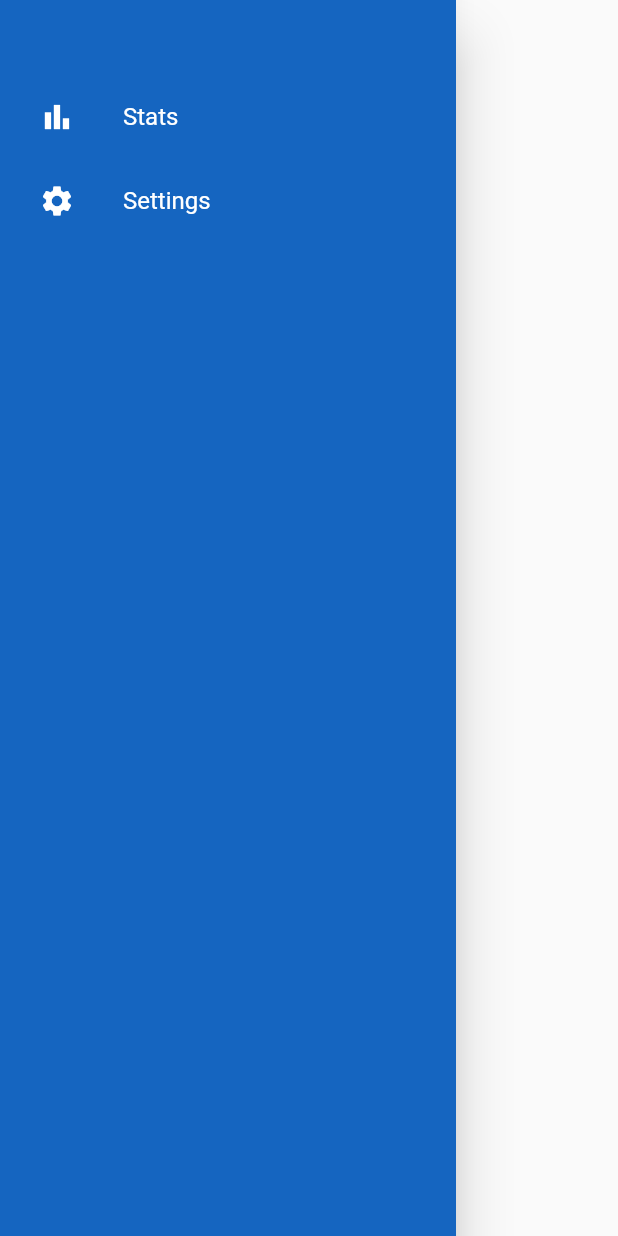
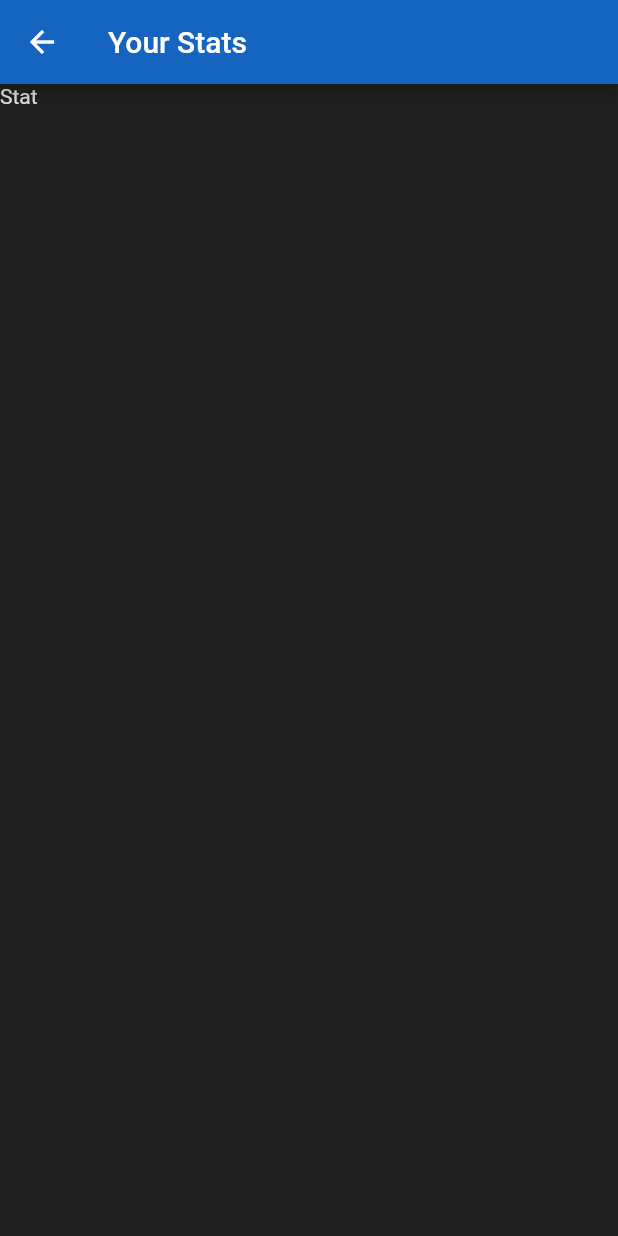
Before and after one commit to WeebNetsu/zs-tracker, a Flutter app: the NavigationDrawer widget shown alone on an empty page, opened directly, after a tap on "Stats", on a phone screen of 412 x 824 dp. Run offline on Flutter 3.47's test engine with Material 2 defaults, Android fonts, the light colour scheme and no system bars; our stand-ins replace file_picker, flutter_rating_bar, permission_handler; missing offline and left inert: swipeable_tile.

Commit message:
Added android permission requirements and added stats page

```diff
--- a/lib/routes.dart
+++ b/lib/routes.dart
@@ -2,6 +2,7 @@ import 'package:zs_tracker/ui/views/add_time.dart';
 import 'package:zs_tracker/ui/views/home.dart';
 import 'package:flutter/material.dart';
 import 'package:zs_tracker/ui/views/settings.dart';
+import 'package:zs_tracker/ui/views/stats.dart';
 import 'package:zs_tracker/ui/views/view_time.dart';
 
 Map<String, Widget Function(BuildContext)> routes = {
@@ -10,4 +11,5 @@ Map<String, Widget Function(BuildContext)> routes = {
   "/edit": (context) => const AddTimePage(title: 'Edit Time'),
   "/view": (context) => const ViewTimePage(title: 'View Time'),
   "/settings": (context) => const SettingsPage(title: 'Settings'),
+  "/stats": (context) => const StatsPage(title: 'Your Stats'),
 };
--- /dev/null
+++ b/lib/ui/views/stats.dart
@@ -0,0 +1,29 @@
+import 'package:flutter/material.dart';
+
+class StatsPage extends StatefulWidget {
+  const StatsPage({super.key, required this.title});
+
+  final String title;
+
+  @override
+  State<StatsPage> createState() => _StatsPageState();
+}
+
+class _StatsPageState extends State<StatsPage> {
+  @override
+  Widget build(BuildContext context) {
+    final colorScheme = Theme.of(context).colorScheme;
+
+    return Scaffold(
+      appBar: AppBar(
+        title: Text(widget.title),
+      ),
+      body: ListView(
+        children: [
+          Text("Stat"),
+        ],
+      ),
+      backgroundColor: Colors.grey[900],
+    );
+  }
+}
--- a/lib/ui/widgets/navigation_drawer.dart
+++ b/lib/ui/widgets/navigation_drawer.dart
@@ -34,10 +34,18 @@ class NavigationDrawer extends StatelessWidget {
           padding: const EdgeInsets.symmetric(horizontal: 10),
           children: [
             const SizedBox(height: 50),
-            _buildMenuItem(context,
-                text: "Stats", icon: Icons.bar_chart, url: ""),
-            _buildMenuItem(context,
-                text: "Settings", icon: Icons.settings, url: "/settings"),
+            _buildMenuItem(
+              context,
+              text: "Stats",
+              icon: Icons.bar_chart,
+              url: "/stats",
+            ),
+            _buildMenuItem(
+              context,
+              text: "Settings",
+              icon: Icons.settings,
+              url: "/settings",
+            ),
           ],
         ),
       ),
--- a/pubspec.yaml
+++ b/pubspec.yaml
@@ -17,7 +17,7 @@ publish_to: "none" # Remove this line if you wish to publish to pub.dev
 # https://developer.apple.com/library/archive/documentation/General/Reference/InfoPlistKeyReference/Articles/CoreFoundationKeys.html
 # In Windows, build-name is used as the major, minor, and patch parts
 # of the product and file versions while build-number is used as the build suffix.
-version: 0.3.1+1
+version: 0.3.3+1
 
 environment:
   sdk: ">=2.18.0-232.0.dev <3.0.0"
@@ -46,6 +46,9 @@ dependencies:
   path_provider: ^2.0.11
   # generate uuids
   uuid: ^3.0.6
+  file_picker: ^4.6.1
+  # to ask for file permissions
+  permission_handler: ^10.0.0
 
 dev_dependencies:
   flutter_test:
```
Also changed, not shown: lib/ui/views/settings.dart (+47 -1 lines), pubspec.lock, 4 other files.
